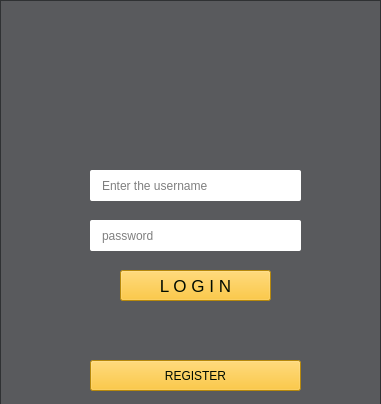
mariamzhamakochyan/Lab-projects, file login.ui: the form before one commit.
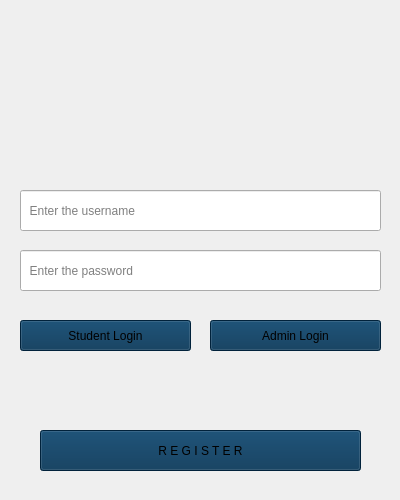
The form after the commit.

Commit message: student database system

What changed in the file:
```diff
--- a/login.ui
+++ b/login.ui
@@ -6,131 +6,94 @@
    <rect>
     <x>0</x>
     <y>0</y>
-    <width>381</width>
-    <height>404</height>
+    <width>400</width>
+    <height>500</height>
    </rect>
   </property>
   <property name="windowTitle">
    <string>Form</string>
   </property>
-  <widget class="QListWidget" name="listWidget">
-   <property name="geometry">
-    <rect>
-     <x>0</x>
-     <y>0</y>
-     <width>381</width>
-     <height>411</height>
-    </rect>
-   </property>
-   <property name="styleSheet">
-    <string notr="true">background-color:rgba(47, 49, 52,200);
-border-radious:20px;
-</string>
-   </property>
-  </widget>
-  <widget class="QLineEdit" name="lineEdit">
-   <property name="geometry">
-    <rect>
-     <x>90</x>
-     <y>170</y>
-     <width>211</width>
-     <height>31</height>
-    </rect>
-   </property>
-   <property name="styleSheet">
-    <string notr="true">border-radius:2px;
-padding-left:10px;
-border:px
-</string>
-   </property>
-   <property name="text">
-    <string/>
-   </property>
-   <property name="placeholderText">
-    <string>Enter the username</string>
-   </property>
-  </widget>
-  <widget class="QLineEdit" name="lineEdit_2">
-   <property name="geometry">
-    <rect>
-     <x>90</x>
-     <y>220</y>
-     <width>211</width>
-     <height>31</height>
-    </rect>
-   </property>
-   <property name="styleSheet">
-    <string notr="true">border-radius:2px;
-padding-left:10px;
-border:px
-</string>
-   </property>
-   <property name="text">
-    <string/>
-   </property>
-   <property name="echoMode">
-    <enum>QLineEdit::Password</enum>
-   </property>
-   <property name="placeholderText">
-    <string>password</string>
-   </property>
-  </widget>
   <widget class="QPushButton" name="b1">
    <property name="geometry">
     <rect>
-     <x>120</x>
-     <y>270</y>
-     <width>151</width>
+     <x>40</x>
+     <y>430</y>
+     <width>321</width>
+     <height>41</height>
+    </rect>
+   </property>
+   <property name="styleSheet">
+    <string notr="true">
+background-color: rgb(1, 47, 82);</string>
+   </property>
+   <property name="text">
+    <string>R E G I S T E R</string>
+   </property>
+  </widget>
+  <widget class="QPushButton" name="b3">
+   <property name="geometry">
+    <rect>
+     <x>210</x>
+     <y>320</y>
+     <width>171</width>
      <height>31</height>
     </rect>
    </property>
-   <property name="font">
-    <font>
-     <pointsize>13</pointsize>
-     <italic>false</italic>
-     <bold>false</bold>
-     <underline>false</underline>
-     <strikeout>false</strikeout>
-     <kerning>true</kerning>
-    </font>
-   </property>
    <property name="styleSheet">
-    <string notr="true">QPushButton#b1{
-background-color: rgb(255, 191, 16);	
-color:rgb(1,12,0);
-colorborder-radius:5px;
-}
-QPushButton#b1:pressed{
-	background-color: rgb(255, 234, 87);
-}
-</string>
+    <string notr="true">
+background-color: rgb(1, 47, 82);</string>
    </property>
    <property name="text">
-    <string>L O G I N</string>
+    <string>Admin Login</string>
    </property>
   </widget>
   <widget class="QPushButton" name="b2">
    <property name="geometry">
     <rect>
-     <x>90</x>
-     <y>360</y>
-     <width>211</width>
+     <x>20</x>
+     <y>320</y>
+     <width>171</width>
      <height>31</height>
     </rect>
    </property>
    <property name="styleSheet">
-    <string notr="true">QPushButton#b2{
-background-color: rgb(255, 191, 16);	
-color:rgb(1,12,0);
-colorborder-radius:5px;
-}
-QPushButton#b2:pressed{
-	background-color: rgb(255, 234, 87);
-}
-</string>
+    <string notr="true">
+background-color: rgb(1, 47, 82);</string>
    </property>
    <property name="text">
-    <string>REGISTER</string>
+    <string>Student Login</string>
+   </property>
+  </widget>
+  <widget class="QLineEdit" name="password">
+   <property name="geometry">
+    <rect>
+     <x>20</x>
+     <y>250</y>
+     <width>361</width>
+     <height>41</height>
+    </rect>
+   </property>
+   <property name="echoMode">
+    <enum>QLineEdit::Password</enum>
+   </property>
+   <property name="placeholderText">
+    <string>  Enter the password</string>
+   </property>
+  </widget>
+  <widget class="QLineEdit" name="username">
+   <property name="geometry">
+    <rect>
+     <x>20</x>
+     <y>190</y>
+     <width>361</width>
+     <height>41</height>
+    </rect>
+   </property>
+   <property name="text">
+    <string/>
+   </property>
+   <property name="placeholderText">
+    <string>  Enter the username</string>
    </property>
   </widget>
  </widget>
```
Left out of the diff: 4 changed lines with no effect on the pictures. The commit also changes 2 other files.
